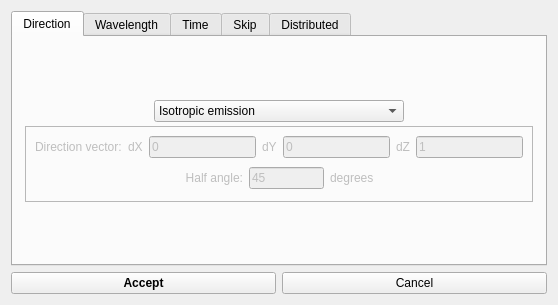
Old version of the form ants3bundle/src/ants3/gui/photsim/abombadvanceddialog.ui in the repository andrmor/ANTS3bundle.
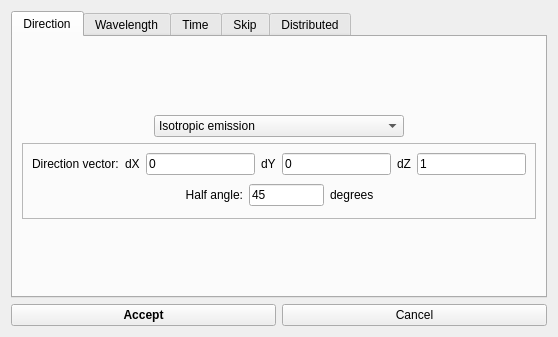
New version of the form.

Commit message: enabled direction control in photon sim

```diff
--- a/ants3bundle/src/ants3/gui/photsim/abombadvanceddialog.ui
+++ b/ants3bundle/src/ants3/gui/photsim/abombadvanceddialog.ui
@@ -7,7 +7,7 @@
     <x>0</x>
     <y>0</y>
     <width>558</width>
-    <height>281</height>
+    <height>337</height>
    </rect>
   </property>
   <property name="windowTitle">
@@ -48,33 +48,6 @@
         </spacer>
        </item>
        <item>
-        <widget class="QFrame" name="fFixedDir">
-         <property name="enabled">
-          <bool>true</bool>
-         </property>
-         <property name="frameShape">
-          <enum>QFrame::NoFrame</enum>
-         </property>
-         <property name="frameShadow">
-          <enum>QFrame::Raised</enum>
-         </property>
-         <layout class="QVBoxLayout" name="verticalLayout_2">
-          <property name="spacing">
-           <number>4</number>
-          </property>
-          <property name="leftMargin">
-           <number>3</number>
-          </property>
-          <property name="topMargin">
-           <number>3</number>
-          </property>
-          <property name="rightMargin">
-           <number>3</number>
-          </property>
-          <property name="bottomMargin">
-           <number>3</number>
-          </property>
-          <item>
            <layout class="QHBoxLayout" name="horizontalLayout_11">
             <property name="topMargin">
              <number>0</number>
@@ -135,7 +108,7 @@
           <item>
            <widget class="QFrame" name="frNonIsotropic">
             <property name="enabled">
-             <bool>false</bool>
+          <bool>true</bool>
             </property>
             <property name="minimumSize">
              <size>
@@ -169,7 +142,7 @@
                <item>
                 <widget class="QLineEdit" name="ledDX">
                  <property name="enabled">
-                  <bool>false</bool>
+               <bool>true</bool>
                  </property>
                  <property name="text">
                   <string>0</string>
@@ -186,7 +159,7 @@
                <item>
                 <widget class="QLineEdit" name="ledDY">
                  <property name="enabled">
-                  <bool>false</bool>
+               <bool>true</bool>
                  </property>
                  <property name="text">
                   <string>0</string>
@@ -203,7 +176,7 @@
                <item>
                 <widget class="QLineEdit" name="ledDZ">
                  <property name="enabled">
-                  <bool>false</bool>
+               <bool>true</bool>
                  </property>
                  <property name="text">
                   <string>1</string>
@@ -215,7 +188,7 @@
              <item>
               <widget class="QFrame" name="fConeForPhotonGen">
                <property name="enabled">
-                <bool>false</bool>
+             <bool>true</bool>
                </property>
                <property name="frameShape">
                 <enum>QFrame::NoFrame</enum>
@@ -302,9 +275,6 @@
             </layout>
            </widget>
           </item>
-         </layout>
-        </widget>
-       </item>
        <item>
         <spacer name="verticalSpacer_6">
          <property name="orientation">
```
Left out of the diff: 36 changed lines with no effect on the pictures. Lines whose indentation alone changed are shown as unchanged. The commit also changes 3 other files.
